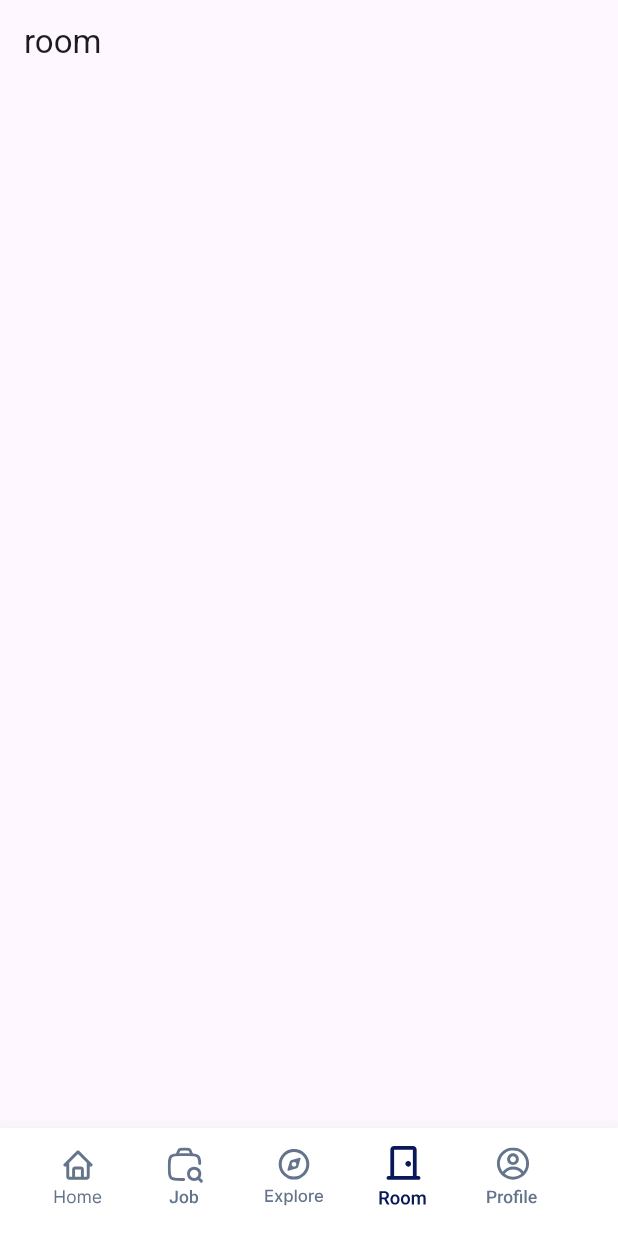
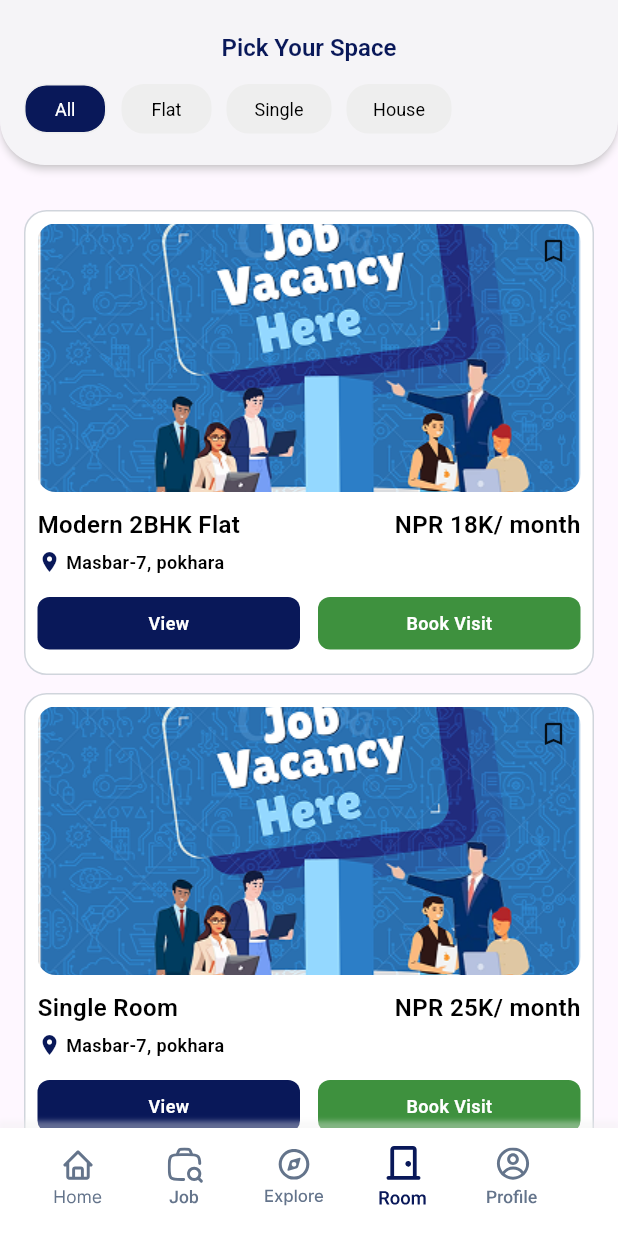
Before and after one commit to sadikshya0/stay_job, a Flutter app: the DashScreen screen opened directly, item 4 of the bottom bar chosen, on a phone screen of 412 x 824 dp. Run offline on Flutter 3.47's test engine with Material 3 defaults, Android fonts, the phone set to English and light mode, and no system bars; our stand-ins replace dotted_border, file_picker, flutter_spinkit, flutter_svg, get.

Commit message:
room_screen_completed

```diff
--- /dev/null
+++ b/lib/controller/dashboard/room_screen_controller.dart
@@ -0,0 +1,27 @@
+import 'package:get/get.dart';
+
+class RoomScreenController extends GetxController {
+  var selectedIndex = 0.obs;
+
+  void changeIndex(int index) {
+    selectedIndex.value = index;
+  }
+
+  final List<Map<String, dynamic>> room = [
+    {
+      "title": "Modern 2BHK Flat",
+      "price": "NPR 18K/ month",
+      "location": "Masbar-7, pokhara",
+    },
+    {
+      "title": "Single Room",
+      "price": "NPR 25K/ month",
+      "location": "Masbar-7, pokhara",
+    },
+    {
+      "title": "Modern lift Downtown",
+      "price": "NPR 15K/ month",
+      "location": "Masbar-7, pokhara",
+    },
+  ];
+}
--- a/lib/utils/image_path.dart
+++ b/lib/utils/image_path.dart
@@ -18,4 +18,5 @@ class ImagePath {
   static const String room = "$baseImagePath/room.png";
   static const String sync = "$baseImagePath/sync.png";
   static const String building = "$baseImagePath/building.png";
+  static const String flat = "$baseImagePath/flat.png";
 }
--- a/lib/view/dashboard/home_screen.dart
+++ b/lib/view/dashboard/home_screen.dart
@@ -4,7 +4,6 @@ import 'package:get/route_manager.dart';
 import 'package:safe_job/utils/colors.dart';
 import 'package:safe_job/utils/custom_text_styles.dart';
 import 'package:safe_job/utils/image_path.dart';
-import 'package:safe_job/view/dashboard/job_screen.dart';
 import 'package:safe_job/view/dashboard/message_screen.dart';
 import 'package:safe_job/view/dashboard/notification_screen.dart';
 import 'package:safe_job/widgets/custom/custom_textfield.dart';
--- /dev/null
+++ b/lib/view/dashboard/room_book_screen.dart
@@ -0,0 +1,20 @@
+import 'package:flutter/material.dart';
+import 'package:get/get.dart';
+
+class RoomBookScreen extends StatelessWidget {
+  const RoomBookScreen({super.key});
+
+  @override
+  Widget build(BuildContext context) {
+    return Scaffold(
+      appBar: AppBar(
+        leading: InkWell(
+          onTap: () {
+            Get.back();
+          },
+          child: Icon(Icons.arrow_back, size: 24),
+        ),
+      ),
+    );
+  }
+}
--- a/lib/view/dashboard/room_screen.dart
+++ b/lib/view/dashboard/room_screen.dart
@@ -1,10 +1,113 @@
 import 'package:flutter/material.dart';
+import 'package:get/get.dart';
+import 'package:safe_job/controller/dashboard/room_screen_controller.dart';
+import 'package:safe_job/utils/colors.dart';
+import 'package:safe_job/utils/custom_text_styles.dart';
+import 'package:safe_job/utils/image_path.dart';
+import 'package:safe_job/widgets/room_screen_widget/room_card.dart';
 
 class RoomScreen extends StatelessWidget {
-  const RoomScreen({super.key});
+  RoomScreen({super.key});
+  final controller = Get.put(RoomScreenController());
 
   @override
   Widget build(BuildContext context) {
-    return Scaffold(appBar: AppBar(title: Text("room")));
+    return Scaffold(
+      appBar: AppBar(
+        backgroundColor: AppColors.whiteColor,
+        toolbarHeight: 110,
+        elevation: 2,
+        shadowColor: AppColors.lGrey,
+        shape: const RoundedRectangleBorder(
+          borderRadius: BorderRadius.vertical(bottom: Radius.circular(30)),
+        ),
+        title: Column(
+          children: [
+            Text(
+              "Pick Your Space",
+              style: CustomTextStyles.f16W600(color: AppColors.primaryColor),
+            ),
+            SizedBox(height: 15),
+
+            // FILTER ROW
+            Row(
+              children: [
+                buildFilterButton("All", 0, 55),
+                buildFilterButton("Flat", 1, 60),
+                buildFilterButton("Single", 2, 70),
+                buildFilterButton("House", 3, 70),
+              ],
+            ),
+          ],
+        ),
+      ),
+      body: SafeArea(
+        child: Padding(
+          padding: const EdgeInsets.only(top: 30, left: 16, right: 16),
+          child: Obx(() {
+            final index = controller.selectedIndex.value;
+
+            final filtered = controller.room.where((room) {
+              final title = room["title"].toString();
+
+              if (index == 0) return true;
+              if (index == 1) return title.contains("Flat");
+              if (index == 2) return title.contains("Single");
+              if (index == 3) return title.contains("House");
+
+              return true;
+            }).toList();
+
+            return ListView.builder(
+              itemCount: filtered.length,
+              itemBuilder: (context, i) {
+                final room = filtered[i];
+
+                return Padding(
+                  padding: const EdgeInsets.only(bottom: 12),
+                  child: RoomCard(
+                    image: ImagePath.job,
+                    title: room["title"],
+                    price: room["price"],
+                    location: room["location"],
+                  ),
+                );
+              },
+            );
+          }),
+        ),
+      ),
+    );
   }
 }
+
+Widget buildFilterButton(String text, int index, double width) {
+  final controller = Get.find<RoomScreenController>();
+
+  return Obx(() {
+    final isSelected = controller.selectedIndex.value == index;
+
+    return InkWell(
+      borderRadius: BorderRadius.circular(15),
+      onTap: () => controller.changeIndex(index),
+      child: Container(
+        height: 33,
+        width: width,
+        margin: const EdgeInsets.only(right: 10),
+        decoration: BoxDecoration(
+          color: isSelected ? AppColors.primaryColor : AppColors.lGrey,
+          borderRadius: BorderRadius.circular(15),
+          border: Border.all(color: AppColors.lGrey),
+        ),
+        child: Center(
+          child: Text(
+            text,
+            style: CustomTextStyles.f12W400(
+              color: isSelected ? AppColors.whiteColor : AppColors.textColor,
+            ),
+          ),
+        ),
+      ),
+    );
+  });
+}
--- /dev/null
+++ b/lib/view/dashboard/room_view_screen.dart
@@ -0,0 +1,20 @@
+import 'package:flutter/material.dart';
+import 'package:get/get.dart';
+
+class RoomViewScreen extends StatelessWidget {
+  const RoomViewScreen({super.key});
+
+  @override
+  Widget build(BuildContext context) {
+    return Scaffold(
+      appBar: AppBar(
+        leading: InkWell(
+          onTap: () {
+            Get.back();
+          },
+          child: Icon(Icons.arrow_back, size: 24),
+        ),
+      ),
+    );
+  }
+}
--- a/lib/widgets/job_screen_widget/job_cards.dart
+++ b/lib/widgets/job_screen_widget/job_cards.dart
@@ -3,7 +3,6 @@ import 'package:get/get.dart';
 import 'package:safe_job/utils/colors.dart';
 import 'package:safe_job/utils/custom_text_styles.dart';
 import 'package:safe_job/view/dashboard/job_detail_screen.dart';
-import 'package:safe_job/view/dashboard/job_screen.dart';
 
 class JobCards extends StatelessWidget {
   final String image;
--- /dev/null
+++ b/lib/widgets/room_screen_widget/room_card.dart
@@ -0,0 +1,195 @@
+import 'package:flutter/material.dart';
+import 'package:get/get.dart';
+import 'package:get/state_manager.dart';
+import 'package:safe_job/utils/colors.dart';
+import 'package:safe_job/utils/custom_text_styles.dart';
+import 'package:safe_job/view/dashboard/room_book_screen.dart';
+import 'package:safe_job/view/dashboard/room_view_screen.dart';
+
+class RoomCard extends StatelessWidget {
+  final String image;
+  final String title;
+  final String price;
+  final String location;
+
+  final VoidCallback? onViewTap;
+  final VoidCallback? onBookTap;
+  final VoidCallback? onBookmarkTap;
+
+  const RoomCard({
+    super.key,
+    required this.image,
+    required this.title,
+    required this.price,
+    required this.location,
+    this.onViewTap,
+    this.onBookTap,
+    this.onBookmarkTap,
+  });
+
+  @override
+  Widget build(BuildContext context) {
+    return Container(
+      height: 310,
+      width: double.infinity,
+
+      decoration: BoxDecoration(
+        color: AppColors.whiteColor,
+        borderRadius: BorderRadius.circular(15),
+
+        border: Border.all(
+          color: AppColors.secondaryTextColor.withOpacity(0.3),
+        ),
+      ),
+
+      child: Padding(
+        padding: const EdgeInsets.all(8),
+
+        child: Column(
+          crossAxisAlignment: CrossAxisAlignment.start,
+          children: [
+            // IMAGE SECTION
+            Stack(
+              alignment: Alignment.topRight,
+
+              children: [
+                ClipRRect(
+                  borderRadius: BorderRadius.circular(12),
+
+                  child: Image.asset(
+                    image,
+                    height: 179,
+                    width: double.infinity,
+                    fit: BoxFit.cover,
+                  ),
+                ),
+
+                Positioned(
+                  top: 8,
+                  right: 8,
+                  child: InkWell(
+                    onTap: onBookmarkTap,
+                    child: Icon(Icons.bookmark_border, size: 20),
+                  ),
+                ),
+              ],
+            ),
+
+            const SizedBox(height: 10),
+
+            // TITLE + PRICE
+            Row(
+              mainAxisAlignment: MainAxisAlignment.spaceBetween,
+
+              children: [
+                Expanded(
+                  child: Text(
+                    title,
+                    overflow: TextOverflow.ellipsis,
+
+                    style: CustomTextStyles.f16W600(color: AppColors.textColor),
+                  ),
+                ),
+
+                const SizedBox(width: 10),
+
+                Text(
+                  price,
+                  style: CustomTextStyles.f16W600(color: AppColors.textColor),
+                ),
+              ],
+            ),
+
+            const SizedBox(height: 5),
+
+            // LOCATION
+            Row(
+              children: [
+                Icon(
+                  Icons.location_on,
+                  color: AppColors.primaryColor,
+                  size: 16,
+                ),
+
+                const SizedBox(width: 3),
+
+                Expanded(
+                  child: Text(
+                    location,
+                    overflow: TextOverflow.ellipsis,
+
+                    style: CustomTextStyles.f12W600(color: AppColors.textColor),
+                  ),
+                ),
+              ],
+            ),
+
+            const SizedBox(height: 15),
+
+            // BUTTONS
+            Row(
+              mainAxisAlignment: MainAxisAlignment.spaceBetween,
+
+              children: [
+                Expanded(
+                  child: InkWell(
+                    onTap: () {
+                      Get.to(() => RoomViewScreen());
+                    },
+
+                    child: Container(
+                      height: 35,
+
+                      decoration: BoxDecoration(
+                        color: AppColors.primaryColor,
+                        borderRadius: BorderRadius.circular(8),
+                      ),
+
+                      child: Center(
+                        child: Text(
+                          "View",
+                          style: CustomTextStyles.f12W600(
+                            color: AppColors.whiteColor,
+                          ),
+                        ),
+                      ),
+                    ),
+                  ),
+                ),
+
+                const SizedBox(width: 12),
+
+                Expanded(
+                  child: InkWell(
+                    onTap: () {
+                      Get.to(() => RoomBookScreen());
+                    },
+
+                    child: Container(
+                      height: 35,
+
+                      decoration: BoxDecoration(
+                        color: AppColors.green.withOpacity(0.8),
+
+                        borderRadius: BorderRadius.circular(8),
+                      ),
+
+                      child: Center(
+                        child: Text(
+                          "Book Visit",
+                          style: CustomTextStyles.f12W600(
+                            color: AppColors.whiteColor,
+                          ),
+                        ),
+                      ),
+                    ),
+                  ),
+                ),
+              ],
+            ),
+          ],
+        ),
+      ),
+    );
+  }
+}
```
Also changed, not shown: assets/images/flat.png (added).
